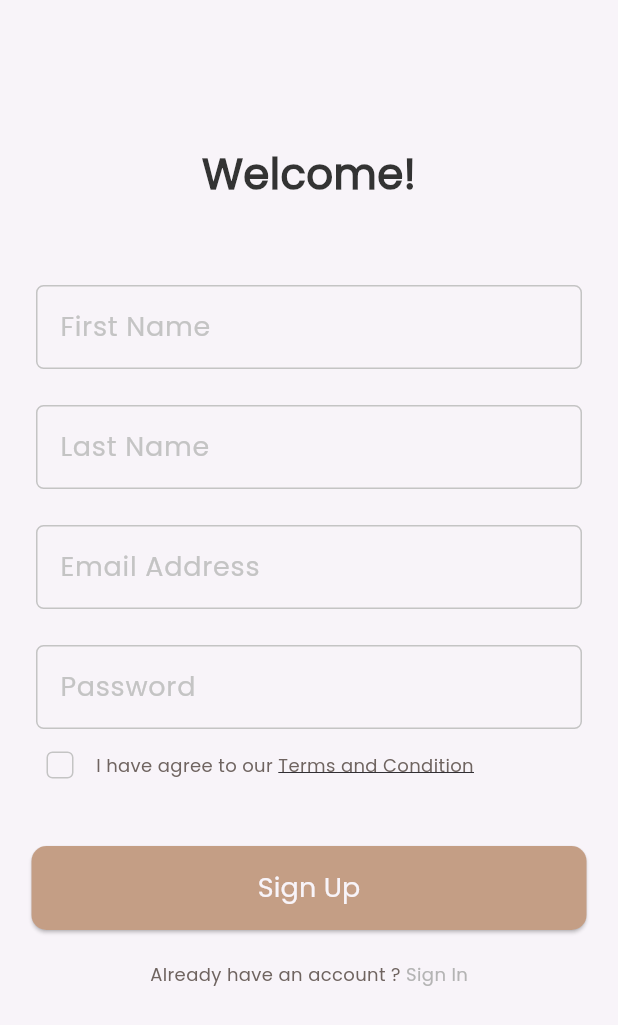
After one commit to Eng-Mosad-99/dalil, a Flutter app: the SignUpView screen opened by its route, on a phone screen of 412 x 824 dp. The commit adds this screen. Shown: the top 1025 px of the screen. Run offline on Flutter 3.47's test engine with Material 3 defaults, Android fonts, the phone set to English and light mode, and no system bars; our stand-ins replace firebase_auth, firebase_core, flutter_bloc, get_it, go_router, shared_preferences and 1 more; accounts and stored records are empty.

Commit message:
create account with emailand password

```diff
--- a/lib/core/utils/app_text_styles.dart
+++ b/lib/core/utils/app_text_styles.dart
@@ -58,4 +58,5 @@ abstract class CustomTextStyles {
     color: Colors.white,
     fontFamily: "Pacifico",
   );
+
 }
--- a/lib/features/auth/features/auth_cubit/cubit/auth_cubit.dart
+++ b/lib/features/auth/features/auth_cubit/cubit/auth_cubit.dart
@@ -1,8 +1,29 @@
-
+import 'package:firebase_auth/firebase_auth.dart';
 import 'package:flutter_bloc/flutter_bloc.dart';
-
 import 'auth_state.dart';
 
 class AuthCubit extends Cubit<AuthState> {
   AuthCubit() : super(AuthInitial());
+
+  late String? emailAddress, password, firstName, lastName;
+
+  signUpWithEmailAndPassword() async {
+    try {
+      emit(SignUpLoadingState());
+      final credential =
+          await FirebaseAuth.instance.createUserWithEmailAndPassword(
+        email: emailAddress!,
+        password: password!,
+      );
+      emit(SignUpSuccessState());
+    } on FirebaseAuthException catch (e) {
+      if (e.code == 'weak-password') {
+        emit(SignUpFailureState('The password provided is too weak.'));
+      } else if (e.code == 'email-already-in-use') {
+        emit(SignUpFailureState('The account already exists for that email.'));
+      }
+    } catch (e) {
+      emit(SignUpFailureState(e.toString()));
+    }
+  }
 }
--- a/lib/features/auth/features/auth_cubit/cubit/auth_state.dart
+++ b/lib/features/auth/features/auth_cubit/cubit/auth_state.dart
@@ -1,3 +1,13 @@
 class AuthState {}
 
 final class AuthInitial extends AuthState {}
+
+final class SignUpLoadingState extends AuthState {}
+
+final class SignUpSuccessState extends AuthState {}
+
+final class SignUpFailureState extends AuthState {
+  final String errorMessage;
+
+  SignUpFailureState(this.errorMessage);
+}
--- a/lib/features/auth/features/views/sign_up_view.dart
+++ b/lib/features/auth/features/views/sign_up_view.dart
@@ -1,9 +1,7 @@
 import 'package:dalil/core/utils/app_strings.dart';
-import 'package:dalil/core/widgets/custom_btn.dart';
-import 'package:dalil/features/auth/features/widgets/custom_text_field.dart';
 import 'package:flutter/material.dart';
+import '../widgets/custom_sign_up_form.dart';
 import '../widgets/have_an_account_widget.dart';
-import '../widgets/terms_and_conditions.dart';
 import '../widgets/welcome_text_widget.dart';
 
 class SignUpView extends StatelessWidget {
@@ -11,66 +9,35 @@ class SignUpView extends StatelessWidget {
 
   @override
   Widget build(BuildContext context) {
-    return Scaffold(
+    return const Scaffold(
       body: Padding(
-        padding: const EdgeInsets.all(16.0),
+        padding: EdgeInsets.all(16.0),
         child: CustomScrollView(
           slivers: [
-            const SliverToBoxAdapter(
+            SliverToBoxAdapter(
               child: SizedBox(
                 height: 80,
               ),
             ),
-            const SliverToBoxAdapter(
+            SliverToBoxAdapter(
               child: WelcomeTextWidget(
                 text: AppStrings.welcome,
               ),
             ),
-            const SliverToBoxAdapter(
-              child: SizedBox(
-                height: 30,
-              ),
-            ),
-            const SliverToBoxAdapter(
-              child: CustomTextField(
-                lblText: AppStrings.fristName,
-              ),
-            ),
-            const SliverToBoxAdapter(
-              child: CustomTextField(
-                lblText: AppStrings.lastName,
-              ),
-            ),
-            const SliverToBoxAdapter(
-              child: CustomTextField(
-                lblText: AppStrings.emailAddress,
-              ),
-            ),
-            const SliverToBoxAdapter(
-              child: CustomTextField(
-                lblText: AppStrings.password,
-              ),
-            ),
-            const SliverToBoxAdapter(
-              child: TermsAndConditions(),
-            ),
-            const SliverToBoxAdapter(
+            SliverToBoxAdapter(
               child: SizedBox(
                 height: 30,
               ),
             ),
             SliverToBoxAdapter(
-              child: CustomButton(
-                text: AppStrings.signUp,
-                onPressed: () {},
-              ),
+              child: CustomSignUpForm(),
             ),
-            const SliverToBoxAdapter(
+            SliverToBoxAdapter(
               child: SizedBox(
                 height: 16,
               ),
             ),
-            const SliverToBoxAdapter(
+            SliverToBoxAdapter(
               child: HaveAnAccountWidget(
                 textOne: AppStrings.alreadyHaveAnAccount,
                 textTwo: AppStrings.signIn,
--- /dev/null
+++ b/lib/features/auth/features/widgets/custom_sign_up_form.dart
@@ -0,0 +1,71 @@
+import 'package:dalil/features/auth/features/auth_cubit/cubit/auth_cubit.dart';
+import 'package:flutter/material.dart';
+import 'package:flutter_bloc/flutter_bloc.dart';
+
+import '../../../../core/utils/app_strings.dart';
+import '../../../../core/widgets/custom_btn.dart';
+import '../auth_cubit/cubit/auth_state.dart';
+import 'custom_text_field.dart';
+import 'terms_and_conditions.dart';
+
+class CustomSignUpForm extends StatefulWidget {
+  const CustomSignUpForm({super.key});
+
+  @override
+  State<CustomSignUpForm> createState() => _CustomSignUpFormState();
+}
+
+class _CustomSignUpFormState extends State<CustomSignUpForm> {
+  GlobalKey<FormState> formKey = GlobalKey<FormState>();
+
+  @override
+  Widget build(BuildContext context) {
+    return BlocConsumer<AuthCubit, AuthState>(
+      listener: (context, state) {},
+      builder: (context, state) {
+        return Form(
+          key: formKey,
+          child: Column(
+            children: [
+              CustomTextFormField(
+                lblText: AppStrings.fristName,
+                onChanged: (firstName) {
+                  BlocProvider.of<AuthCubit>(context).firstName = firstName;
+                },
+              ),
+              CustomTextFormField(
+                lblText: AppStrings.lastName,
+                onChanged: (lastName) {
+                  BlocProvider.of<AuthCubit>(context).lastName = lastName;
+                },
+              ),
+              CustomTextFormField(
+                lblText: AppStrings.emailAddress,
+                onChanged: (email) {
+                  BlocProvider.of<AuthCubit>(context).emailAddress = email;
+                },
+              ),
+              CustomTextFormField(
+                lblText: AppStrings.password,
+                onChanged: (password) {
+                  BlocProvider.of<AuthCubit>(context).password = password;
+                },
+              ),
+              const TermsAndConditions(),
+              const SizedBox(
+                height: 30,
+              ),
+              CustomButton(
+                text: AppStrings.signUp,
+                onPressed: () {
+                  BlocProvider.of<AuthCubit>(context)
+                      .signUpWithEmailAndPassword();
+                },
+              ),
+            ],
+          ),
+        );
+      },
+    );
+  }
+}
--- a/lib/features/auth/features/widgets/custom_text_field.dart
+++ b/lib/features/auth/features/widgets/custom_text_field.dart
@@ -1,17 +1,24 @@
-
 import 'package:flutter/material.dart';
 
 import '../../../../core/utils/app_colors.dart';
 import '../../../../core/utils/app_text_styles.dart';
 
-class CustomTextField extends StatelessWidget {
-  const CustomTextField({super.key, required this.lblText});
+class CustomTextFormField extends StatelessWidget {
+  const CustomTextFormField({super.key, required this.lblText, this.onChanged, this.onFieldSubmitted});
   final String lblText;
+  final void Function(String)? onChanged, onFieldSubmitted;
   @override
   Widget build(BuildContext context) {
     return Padding(
       padding: const EdgeInsets.only(right: 8, left: 8, top: 24),
-      child: TextField(
+      child: TextFormField(
+        validator: (value) {
+          if (value!.isEmpty) {
+            return 'This field is required';
+          }
+        },
+        onChanged: onChanged,
+        onFieldSubmitted: onFieldSubmitted,
         decoration: InputDecoration(
           labelText: lblText,
           labelStyle: CustomTextStyles.poppins500style18,
@@ -25,7 +32,7 @@ class CustomTextField extends StatelessWidget {
 
   OutlineInputBorder getBorderStyle() => OutlineInputBorder(
       borderRadius: BorderRadius.circular(5),
-      borderSide: BorderSide(
+      borderSide: const BorderSide(
         color: AppColors.grey,
       ));
 }
--- a/lib/features/splash/presentation/views/splash_view.dart
+++ b/lib/features/splash/presentation/views/splash_view.dart
@@ -13,6 +13,7 @@ class SplashView extends StatefulWidget {
 }
 
 class _SplashViewState extends State<SplashView> {
+
   @override
   void initState() {
     super.initState();
--- a/pubspec.yaml
+++ b/pubspec.yaml
@@ -41,6 +41,7 @@ dependencies:
   shared_preferences: ^2.2.3
   get_it: ^7.6.7
   flutter_bloc: ^8.1.6
+  firebase_auth: ^4.17.8
 
 dev_dependencies:
   flutter_test:
```
Also changed, not shown: lib/app/dalel_app.dart (added, +21 -0 lines), lib/core/functions/check_state_changes.dart (added, +13 -0 lines), lib/main.dart (+6 -20 lines), pubspec.lock, 4 other files.
